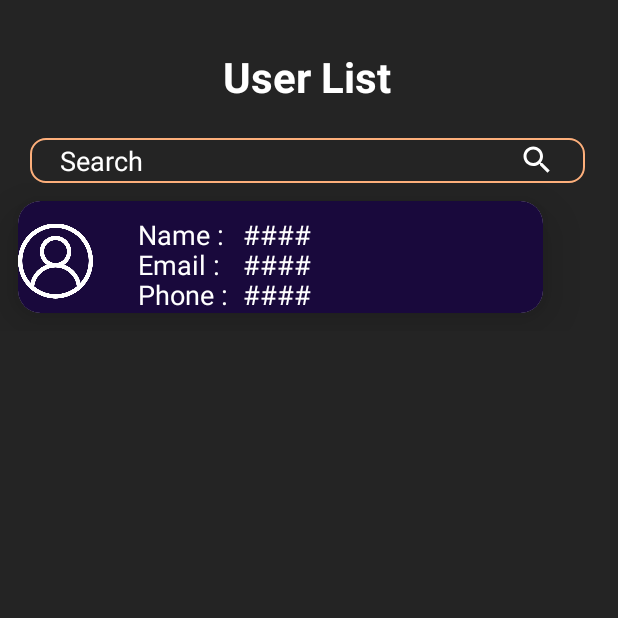
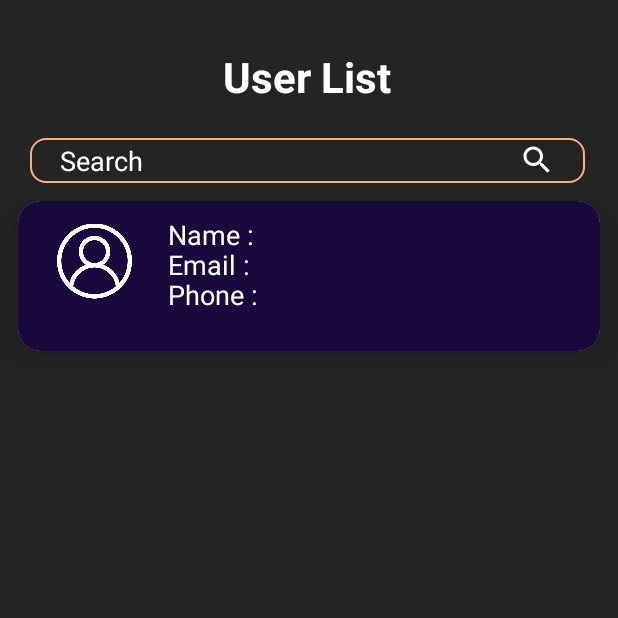
Before and after one commit to Manjeedan11/JIT, an Android app: the SearchUsers screen opened directly, with no data from a screen before it, on a phone screen of 412 x 824 dp, the top half of it. Run offline under Robolectric (Android 15) with nearby library versions, the phone set to English and light mode, and no system bars; our stand-ins replace Picasso; pictures from the network do not load.

Commit message:
Updated userlist layout and searchUser logic for proper alignment

```diff
--- a/app/src/main/java/com/affc/ait/SearchUsers.java
+++ b/app/src/main/java/com/affc/ait/SearchUsers.java
@@ -6,7 +6,6 @@ import androidx.cardview.widget.CardView;
 import androidx.core.content.ContextCompat;
 
 import android.content.Intent;
-import android.graphics.Bitmap;
 import android.os.Bundle;
 import android.text.Editable;
 import android.text.TextWatcher;
@@ -20,7 +19,6 @@ import android.widget.TextView;
 import android.widget.Toast;
 
 import com.affc.ait.db.DatabaseHandler;
-import com.affc.ait.models.Course;
 import com.affc.ait.models.Student;
 import com.squareup.picasso.Picasso;
 
@@ -35,53 +33,52 @@ public class SearchUsers extends AppCompatActivity {
 
         DatabaseHandler databaseHandler = new DatabaseHandler(this);
 
-        //to get all students and put into view
-        List<Student> students = databaseHandler.fetchStudents();
+        // Get reference to the search bar
         EditText searchbar = findViewById(R.id.searchUser);
 
-        Log.d("TAG", "students: " + students.size());
+        // Fetch all students from the database
+        List<Student> students = databaseHandler.fetchStudents();
 
-
+        // Check if students are available
         if (students.size() == 0) {
             Toast.makeText(this, "No Users Found", Toast.LENGTH_SHORT).show();
         } else {
+            // Render the students
             renderStudents(students);
         }
 
-
+        // Add text watcher to the search bar for live search functionality
         searchbar.addTextChangedListener(new TextWatcher() {
             @Override
-            public void beforeTextChanged(CharSequence s, int start, int count, int after) {
-
-            }
+            public void beforeTextChanged(CharSequence s, int start, int count, int after) {}
 
             @Override
-            public void onTextChanged(CharSequence s, int start, int before, int count) {
-
-            }
+            public void onTextChanged(CharSequence s, int start, int before, int count) {}
 
             @Override
             public void afterTextChanged(Editable s) {
-
+                // Perform search based on the entered query
                 String query = searchbar.getText().toString();
                 List<Student> searchResults = runSearch(query);
+                // Render search results
                 renderStudents(searchResults);
             }
         });
-
-
     }
 
+    // Method to perform search based on the query
     private List<Student> runSearch(String query) {
         DatabaseHandler databaseHandler = new DatabaseHandler(this);
         return databaseHandler.queryUsersByName(query);
     }
 
+    // Method to render the list of students
     private void renderStudents(List<Student> students) {
         // Clear any previously rendered students
         LinearLayout linearLayout = findViewById(R.id.linearLayout);
         linearLayout.removeAllViews();
 
+        // Loop through each student and render them
         for (Student student : students) {
             // Create a new CardView
             CardView cardView = new CardView(this);
@@ -108,19 +105,18 @@ public class SearchUsers extends AppCompatActivity {
             );
             imageView.setLayoutParams(imageParams);
             imageView.setId(View.generateViewId()); // Generate unique ID for each view
-            //load in the image from the resource path stored in the student object
+            // Load the student's image using Picasso library or default image
             if (student.getProfilePicture() != null && !student.getProfilePicture().isEmpty()) {
                 String img_path = student.getProfilePicture();
-                //using 3rd party library to simplify it
                 Picasso.get().load(img_path).into(imageView);
             } else {
                 imageView.setImageDrawable(ContextCompat.getDrawable(this, R.drawable.user));
             }
 
-
+            // Add ImageView to RelativeLayout
             relativeLayout.addView(imageView);
 
-            // Create TextViews for student information
+            // Create TextViews for student information (Name, Email, Phone)
             TextView nameTextView = createTextView(student.getName(), 80, 10);
             TextView emailTextView = createTextView(student.getEmail(), 80, 30);
             TextView phoneTextView = createTextView(student.getPhone(), 80, 50);
@@ -138,6 +134,7 @@ public class SearchUsers extends AppCompatActivity {
         }
     }
 
+    // Method to create TextView dynamically
     private TextView createTextView(String text, int marginLeft, int marginTop) {
         TextView textView = new TextView(this);
         RelativeLayout.LayoutParams params = new RelativeLayout.LayoutParams(
@@ -151,5 +148,4 @@ public class SearchUsers extends AppCompatActivity {
         textView.setTextSize(18);
         return textView;
     }
-
 }
--- a/app/src/main/res/layout/activity_user_list.xml
+++ b/app/src/main/res/layout/activity_user_list.xml
@@ -77,8 +77,8 @@
                     app:cardElevation="20dp">
 
                         <RelativeLayout
-                            android:layout_width="match_parent"
-                            android:layout_height="match_parent"
+                            android:layout_width="500dp"
+                            android:layout_height="100dp"
                             android:background="@color/dark_blue">
 
 
@@ -86,13 +86,14 @@
                                 android:layout_width="50dp"
                                 android:layout_height="60dp"
                                 android:layout_alignParentLeft="true"
+                                android:layout_marginLeft="26dp"
                                 android:layout_marginTop="10dp"
                                 android:src="@drawable/user" />
 
                             <TextView
                                 android:layout_width="wrap_content"
                                 android:layout_height="wrap_content"
-                                android:layout_marginLeft="80dp"
+                                android:layout_marginLeft="100dp"
                                 android:layout_marginTop="10dp"
                                 android:gravity="center"
                                 android:text="Name :"
@@ -103,16 +104,16 @@
                                 android:id="@+id/userName4"
                                 android:layout_width="200dp"
                                 android:layout_height="25dp"
-                                android:layout_marginLeft="150dp"
+                                android:layout_marginLeft="170dp"
                                 android:layout_marginTop="10dp"
-                                android:text="####"
+                                android:text=""
                                 android:textColor="@color/white"
                                 android:textSize="18sp" />
 
                             <TextView
                                 android:layout_width="wrap_content"
                                 android:layout_height="wrap_content"
-                                android:layout_marginLeft="80dp"
+                                android:layout_marginLeft="100dp"
                                 android:layout_marginTop="30dp"
                                 android:gravity="center"
                                 android:text="Email :"
@@ -123,17 +124,17 @@
                                 android:id="@+id/userEmail4"
                                 android:layout_width="wrap_content"
                                 android:layout_height="wrap_content"
-                                android:layout_marginLeft="150dp"
+                                android:layout_marginLeft="170dp"
                                 android:layout_marginTop="30dp"
                                 android:gravity="center"
-                                android:text="####"
+                                android:text=""
                                 android:textColor="@color/white"
                                 android:textSize="18sp" />
 
                             <TextView
                                 android:layout_width="wrap_content"
                                 android:layout_height="wrap_content"
-                                android:layout_marginLeft="80dp"
+                                android:layout_marginLeft="100dp"
                                 android:layout_marginTop="50dp"
                                 android:gravity="center"
                                 android:text="Phone :"
@@ -144,10 +145,10 @@
                                 android:id="@+id/userPhone4"
                                 android:layout_width="wrap_content"
                                 android:layout_height="wrap_content"
-                                android:layout_marginLeft="150dp"
+                                android:layout_marginLeft="170dp"
                                 android:layout_marginTop="50dp"
                                 android:gravity="center"
-                                android:text="####"
+                                android:text=""
                                 android:textColor="@color/white"
                                 android:textSize="18sp" />
 
```
